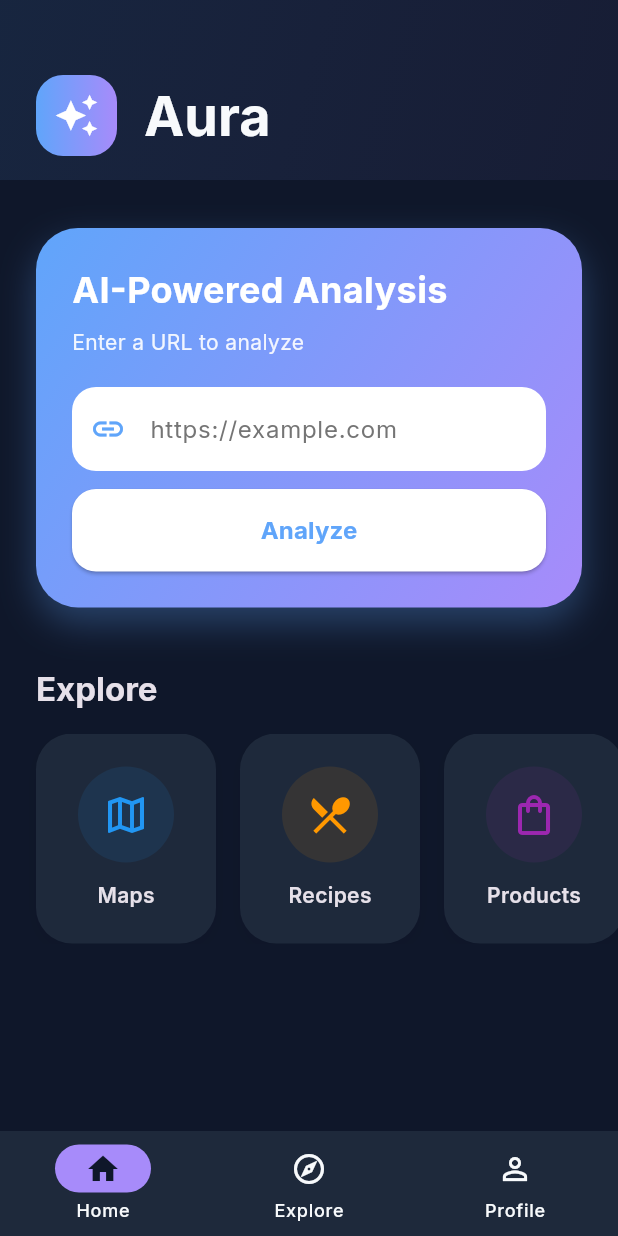
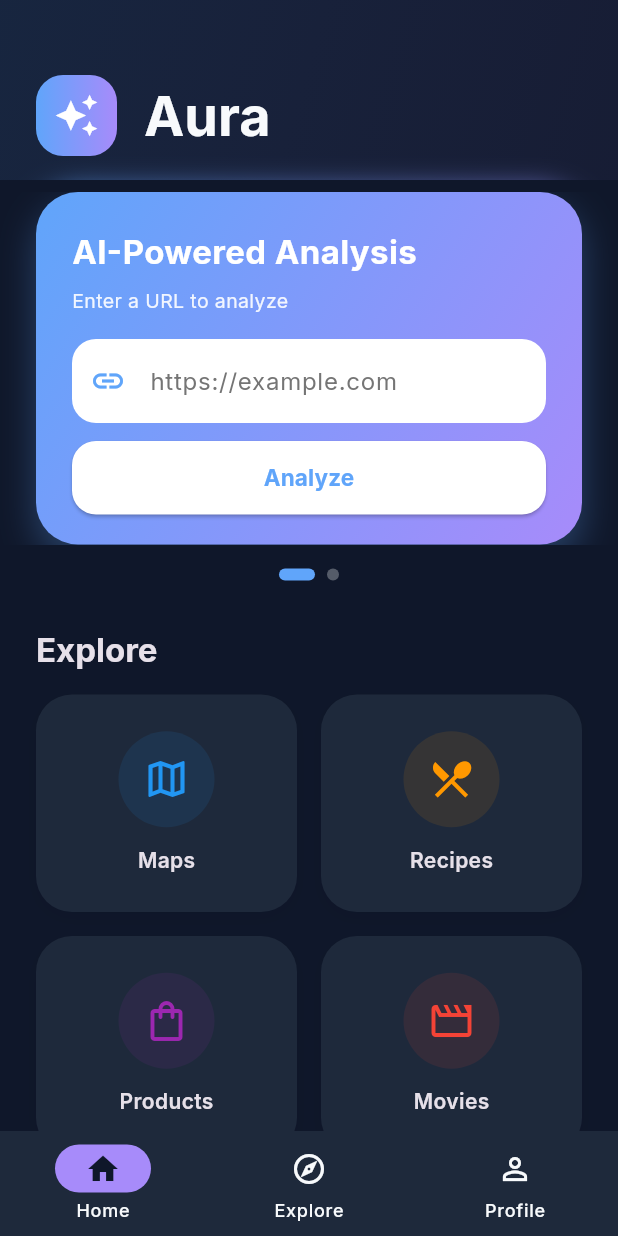
Before and after one commit to BerkT2/Aura-One, a Flutter app: the screen it shows after launch, on a phone screen of 412 x 824 dp. Run offline on Flutter 3.47's test engine with Material 3 defaults, Android fonts, the phone set to English and light mode, and no system bars; our stand-ins replace flutter_map, geolocator, google_fonts, latlong2.

Commit message:
Home screen update

```diff
--- a/lib/screens/home_screen.dart
+++ b/lib/screens/home_screen.dart
@@ -16,6 +16,8 @@ class _HomeScreenState extends State<HomeScreen> with SingleTickerProviderStateM
   late AnimationController _animationController;
   late Animation<double> _fadeAnimation;
   final TextEditingController _urlController = TextEditingController();
+  final PageController _pageController = PageController();
+  int _currentPage = 0;
 
   @override
   void initState() {
@@ -35,6 +37,7 @@ class _HomeScreenState extends State<HomeScreen> with SingleTickerProviderStateM
   void dispose() {
     _animationController.dispose();
     _urlController.dispose();
+    _pageController.dispose();
     super.dispose();
   }
 
@@ -59,8 +62,8 @@ class _HomeScreenState extends State<HomeScreen> with SingleTickerProviderStateM
         physics: const BouncingScrollPhysics(),
         slivers: [
           _buildModernAppBar(context),
-          _buildWelcomeSection(context),
-          _buildUrlInputCard(context),
+          const SliverToBoxAdapter(child: SizedBox(height: 8)),
+          _buildCarouselSection(context),
           _buildSectionTitle(context, 'Explore'),
           _buildCategoryGrid(context),
           const SliverToBoxAdapter(child: SizedBox(height: 32)),
@@ -125,18 +128,59 @@ class _HomeScreenState extends State<HomeScreen> with SingleTickerProviderStateM
     );
   }
 
-  SliverToBoxAdapter _buildWelcomeSection(BuildContext context) {
-    return const SliverToBoxAdapter(
-      child: SizedBox(height: 8),
+  SliverToBoxAdapter _buildCarouselSection(BuildContext context) {
+    return SliverToBoxAdapter(
+      child: FadeTransition(
+        opacity: _fadeAnimation,
+        child: Column(
+          children: [
+            SizedBox(
+              height: 235,
+              child: PageView(
+                controller: _pageController,
+                onPageChanged: (index) {
+                  setState(() {
+                    _currentPage = index;
+                  });
+                },
+                children: [
+                  _buildUrlInputCard(context),
+                  _buildLastAnalysisCard(context),
+                ],
+              ),
+            ),
+            const SizedBox(height: 16),
+            Row(
+              mainAxisAlignment: MainAxisAlignment.center,
+              children: [
+                _buildPageIndicator(0),
+                const SizedBox(width: 8),
+                _buildPageIndicator(1),
+              ],
+            ),
+          ],
+        ),
+      ),
     );
   }
 
-  SliverToBoxAdapter _buildUrlInputCard(BuildContext context) {
-    return SliverToBoxAdapter(
-      child: FadeTransition(
-        opacity: _fadeAnimation,
-        child: Padding(
-          padding: const EdgeInsets.fromLTRB(24, 24, 24, 16),
+  Widget _buildPageIndicator(int index) {
+    return AnimatedContainer(
+      duration: const Duration(milliseconds: 300),
+      width: _currentPage == index ? 24 : 8,
+      height: 8,
+      decoration: BoxDecoration(
+        color: _currentPage == index
+            ? Theme.of(context).colorScheme.primary
+            : Theme.of(context).colorScheme.onBackground.withOpacity(0.3),
+        borderRadius: BorderRadius.circular(4),
+      ),
+    );
+  }
+
+  Widget _buildUrlInputCard(BuildContext context) {
+    return Padding(
+      padding: const EdgeInsets.symmetric(horizontal: 24),
       child: Container(
         padding: const EdgeInsets.all(24),
         decoration: BoxDecoration(
@@ -159,12 +203,13 @@ class _HomeScreenState extends State<HomeScreen> with SingleTickerProviderStateM
         ),
         child: Column(
           crossAxisAlignment: CrossAxisAlignment.start,
+          mainAxisAlignment: MainAxisAlignment.center,
           children: [
             const Text(
               'AI-Powered Analysis',
               style: TextStyle(
                 color: Colors.white,
-                    fontSize: 24,
+                fontSize: 22,
                 fontWeight: FontWeight.bold,
               ),
             ),
@@ -173,10 +218,10 @@ class _HomeScreenState extends State<HomeScreen> with SingleTickerProviderStateM
               'Enter a URL to analyze',
               style: TextStyle(
                 color: Colors.white.withOpacity(0.9),
-                    fontSize: 14,
+                fontSize: 13,
               ),
             ),
-                const SizedBox(height: 20),
+            const SizedBox(height: 16),
             Container(
               decoration: BoxDecoration(
                 color: Colors.white,
@@ -203,7 +248,7 @@ class _HomeScreenState extends State<HomeScreen> with SingleTickerProviderStateM
                 style: ElevatedButton.styleFrom(
                   backgroundColor: Colors.white,
                   foregroundColor: Theme.of(context).colorScheme.primary,
-                      padding: const EdgeInsets.symmetric(vertical: 16),
+                  padding: const EdgeInsets.symmetric(vertical: 14),
                   shape: RoundedRectangleBorder(
                     borderRadius: BorderRadius.circular(16),
                   ),
@@ -211,7 +256,7 @@ class _HomeScreenState extends State<HomeScreen> with SingleTickerProviderStateM
                 child: const Text(
                   'Analyze',
                   style: TextStyle(
-                        fontSize: 16,
+                    fontSize: 15,
                     fontWeight: FontWeight.bold,
                   ),
                 ),
@@ -220,6 +265,117 @@ class _HomeScreenState extends State<HomeScreen> with SingleTickerProviderStateM
           ],
         ),
       ),
+    );
+  }
+
+  Widget _buildLastAnalysisCard(BuildContext context) {
+    return Padding(
+      padding: const EdgeInsets.symmetric(horizontal: 24),
+      child: Container(
+        padding: const EdgeInsets.all(24),
+        decoration: BoxDecoration(
+          borderRadius: BorderRadius.circular(28),
+          gradient: LinearGradient(
+            begin: Alignment.topLeft,
+            end: Alignment.bottomRight,
+            colors: [
+              Theme.of(context).colorScheme.secondary,
+              Theme.of(context).colorScheme.primary,
+            ],
+          ),
+          boxShadow: [
+            BoxShadow(
+              color: Theme.of(context).colorScheme.secondary.withOpacity(0.3),
+              blurRadius: 20,
+              offset: const Offset(0, 10),
+            ),
+          ],
+        ),
+        child: Column(
+          crossAxisAlignment: CrossAxisAlignment.start,
+          mainAxisAlignment: MainAxisAlignment.center,
+          children: [
+            Row(
+              children: [
+                Container(
+                  padding: const EdgeInsets.all(8),
+                  decoration: BoxDecoration(
+                    color: Colors.white.withOpacity(0.2),
+                    borderRadius: BorderRadius.circular(12),
+                  ),
+                  child: const Icon(Icons.history, color: Colors.white, size: 20),
+                ),
+                const SizedBox(width: 12),
+                const Text(
+                  'Last Analysis',
+                  style: TextStyle(
+                    color: Colors.white,
+                    fontSize: 22,
+                    fontWeight: FontWeight.bold,
+                  ),
+                ),
+              ],
+            ),
+            const SizedBox(height: 16),
+            Container(
+              padding: const EdgeInsets.all(16),
+              decoration: BoxDecoration(
+                color: Colors.white.withOpacity(0.15),
+                borderRadius: BorderRadius.circular(16),
+              ),
+              child: Column(
+                crossAxisAlignment: CrossAxisAlignment.start,
+                children: [
+                  Text(
+                    'example.com/article',
+                    style: TextStyle(
+                      color: Colors.white.withOpacity(0.9),
+                      fontSize: 14,
+                      fontWeight: FontWeight.w500,
+                    ),
+                  ),
+                  const SizedBox(height: 8),
+                  Text(
+                    'Analyzed 2 hours ago',
+                    style: TextStyle(
+                      color: Colors.white.withOpacity(0.7),
+                      fontSize: 12,
+                    ),
+                  ),
+                ],
+              ),
+            ),
+            const SizedBox(height: 12),
+            SizedBox(
+              width: double.infinity,
+              child: ElevatedButton(
+                onPressed: () {
+                  ScaffoldMessenger.of(context).showSnackBar(
+                    SnackBar(
+                      content: const Text('Opening last analysis...'),
+                      behavior: SnackBarBehavior.floating,
+                      shape: RoundedRectangleBorder(borderRadius: BorderRadius.circular(12)),
+                    ),
+                  );
+                },
+                style: ElevatedButton.styleFrom(
+                  backgroundColor: Colors.white,
+                  foregroundColor: Theme.of(context).colorScheme.secondary,
+                  padding: const EdgeInsets.symmetric(vertical: 14),
+                  shape: RoundedRectangleBorder(
+                    borderRadius: BorderRadius.circular(16),
+                  ),
+                ),
+                child: const Text(
+                  'View Details',
+                  style: TextStyle(
+                    fontSize: 15,
+                    fontWeight: FontWeight.bold,
+                  ),
+                ),
+              ),
+            ),
+          ],
         ),
       ),
     );
@@ -228,7 +384,7 @@ class _HomeScreenState extends State<HomeScreen> with SingleTickerProviderStateM
   SliverToBoxAdapter _buildSectionTitle(BuildContext context, String title) {
     return SliverToBoxAdapter(
       child: Padding(
-        padding: const EdgeInsets.fromLTRB(24, 24, 24, 16),
+        padding: const EdgeInsets.fromLTRB(24, 32, 24, 16),
         child: Text(
           title,
           style: Theme.of(context).textTheme.titleLarge?.copyWith(
@@ -239,46 +395,60 @@ class _HomeScreenState extends State<HomeScreen> with SingleTickerProviderStateM
     );
   }
 
-  SliverToBoxAdapter _buildCategoryGrid(BuildContext context) {
+  SliverPadding _buildCategoryGrid(BuildContext context) {
     final categories = [
       {'icon': Icons.map_outlined, 'title': 'Maps', 'color': Colors.blue, 'screen': const MapsScreen()},
       {'icon': Icons.restaurant_menu, 'title': 'Recipes', 'color': Colors.orange, 'screen': const RecipesScreen()},
       {'icon': Icons.shopping_bag_outlined, 'title': 'Products', 'color': Colors.purple, 'screen': const ProductsScreen()},
       {'icon': Icons.movie_outlined, 'title': 'Movies', 'color': Colors.red, 'screen': const MoviesScreen()},
+      {'icon': Icons.more_horiz, 'title': 'Others', 'color': Colors.teal, 'screen': null},
     ];
 
-    return SliverToBoxAdapter(
-      child: SizedBox(
-        height: 140,
-        child: ListView.builder(
+    return SliverPadding(
       padding: const EdgeInsets.symmetric(horizontal: 24),
-          scrollDirection: Axis.horizontal,
-          physics: const BouncingScrollPhysics(),
-          itemCount: categories.length,
-          itemBuilder: (context, index) {
+      sliver: SliverGrid(
+        gridDelegate: const SliverGridDelegateWithFixedCrossAxisCount(
+          crossAxisCount: 2,
+          childAspectRatio: 1.2,
+          crossAxisSpacing: 16,
+          mainAxisSpacing: 16,
+        ),
+        delegate: SliverChildBuilderDelegate(
+          (context, index) {
             final category = categories[index];
             return _buildCategoryCard(
               context,
               category['icon'] as IconData,
               category['title'] as String,
               category['color'] as Color,
-              category['screen'] as Widget,
+              category['screen'] as Widget?,
             );
           },
+          childCount: categories.length,
         ),
       ),
     );
   }
 
-  Widget _buildCategoryCard(BuildContext context, IconData icon, String title, Color color, Widget screen) {
+  Widget _buildCategoryCard(BuildContext context, IconData icon, String title, Color color, Widget? screen) {
     return GestureDetector(
-      onTap: () => Navigator.push(
+      onTap: () {
+        if (screen != null) {
+          Navigator.push(
             context,
             MaterialPageRoute(builder: (context) => screen),
+          );
+        } else {
+          ScaffoldMessenger.of(context).showSnackBar(
+            SnackBar(
+              content: Text('$title coming soon!'),
+              behavior: SnackBarBehavior.floating,
+              shape: RoundedRectangleBorder(borderRadius: BorderRadius.circular(12)),
             ),
+          );
+        }
+      },
       child: Container(
-        width: 120,
-        margin: const EdgeInsets.only(right: 16),
         decoration: BoxDecoration(
           color: Theme.of(context).colorScheme.surface,
           borderRadius: BorderRadius.circular(24),
```
Lines whose indentation alone changed are shown as unchanged.
